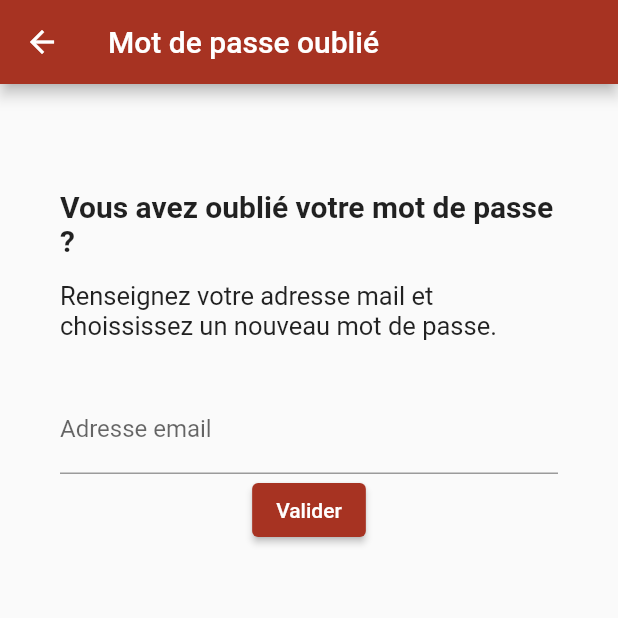
After one commit to LenaPancher/steack_a_cheval, a Flutter app: the ForgotPasswordPage screen opened directly, after a tap on "Valider", on a phone screen of 412 x 824 dp, the top half of it. The commit adds this screen. Run offline on Flutter 3.47's test engine with Material 2 defaults, Android fonts, the light colour scheme and no system bars; our stand-ins replace cloud_firestore, datetime_picker_formfield, firebase_auth, firebase_core, firebase_database, flutter_slidable and 1 more; accounts and stored records are empty; network calls fail.

Commit message:
reinitialisation mdp

```diff
--- a/lib/api/people_service.dart
+++ b/lib/api/people_service.dart
@@ -71,6 +71,19 @@ class PeopleService {
     var user = snapshot.docs[0].reference.update(people.toJson());
   }
 
+  Future updatePassword(People people) async {
+    QuerySnapshot snapshot = await _db
+        .collection('people')
+        .where("email", isEqualTo: people.email)
+        .get();
+
+    print("COUUUUUU");
+    print(snapshot.docs);
+    print(snapshot.docs.length);
+
+    var user = snapshot.docs[0].reference.update(people.toJson());
+  }
+
   Future<List<People>> getAllParticipant(List<dynamic> idList) async {
     List<People> peopleList = [];
     if(idList.isEmpty){
@@ -96,4 +109,13 @@ class PeopleService {
     }
     throw SteakException(message: 'Impossible de trouver le user :(');
   }
+
+  Future resetPassword({required String email}) async {
+    await FirebaseAuth.instance
+        .sendPasswordResetEmail(email: email)
+        .then((value) {
+          return true;
+        })
+        .catchError((e) => false);
+  }
 }
--- /dev/null
+++ b/lib/pages/forgot_password.dart
@@ -0,0 +1,100 @@
+import 'package:flutter/material.dart';
+import 'package:steack_a_cheval/api/exceptions.dart';
+import 'package:steack_a_cheval/api/people_service.dart';
+import 'package:steack_a_cheval/models/People.dart';
+
+class ForgotPasswordPage extends StatefulWidget {
+  const ForgotPasswordPage({Key? key}) : super(key: key);
+
+  @override
+  State<ForgotPasswordPage> createState() => _ForgotPasswordPageState();
+}
+
+class _ForgotPasswordPageState extends State<ForgotPasswordPage> {
+  final _formKey = GlobalKey<FormState>();
+  PeopleService peopleService = PeopleService();
+  String errorText = "";
+
+  TextEditingController emailController = TextEditingController();
+  // TextEditingController passwordController = TextEditingController();
+
+  @override
+  void initState() {
+    emailController.text = "";
+    // passwordController.text = "";
+    super.initState();
+  }
+
+  @override
+  void dispose() {
+    emailController.dispose();
+    // passwordController.dispose();
+    super.dispose();
+  }
+
+  @override
+  Widget build(BuildContext context) {
+    return Scaffold(
+        appBar: AppBar(
+          title: const Text("Mot de passe oublié"),
+        ),
+        body: SingleChildScrollView(
+          child: Padding(
+            padding: const EdgeInsets.symmetric(horizontal: 40, vertical: 70),
+            child: Form(
+              key: _formKey,
+              child: Column(
+                crossAxisAlignment: CrossAxisAlignment.center,
+                children: [
+                  const Text("Vous avez oublié votre mot de passe ?", style: TextStyle(fontSize: 20, fontWeight: FontWeight.bold),),
+                  const Padding(
+                    padding: EdgeInsets.only(top: 15),
+                    child: Text("Renseignez votre adresse mail et choississez un nouveau mot de passe.", style: TextStyle(fontSize: 17),),
+                  ),
+                  Padding(
+                    padding: const EdgeInsets.only(top: 30),
+                    child: TextFormField(
+                      keyboardType: TextInputType.text,
+                      controller: emailController,
+                      validator: (value) {
+                        if (value == null || value.isEmpty) {
+                          return 'Ce champ est obligatoire';
+                        }
+                        return null;
+                      },
+                      decoration: const InputDecoration(
+                        labelText: "Adresse email",
+                      ),
+                    ),
+                  ),
+                  // Padding(
+                  //   padding: const EdgeInsets.symmetric(vertical: 30),
+                  //   child: TextFormField(
+                  //     keyboardType: TextInputType.text,
+                  //     controller: passwordController,
+                  //     validator: (value) {
+                  //       if (value == null || value.isEmpty) {
+                  //         return 'Ce champ est obligatoire';
+                  //       }
+                  //       return null;
+                  //     },
+                  //     decoration: const InputDecoration(
+                  //       labelText: "Nouveau mot de passe",
+                  //     ),
+                  //   ),
+                  // ),
+                  ElevatedButton(
+                    onPressed: () async {
+                      await peopleService.resetPassword(email:emailController.text);
+
+                    },
+                    child: const Text("Valider"),
+                  ),
+                ],
+              ),
+            ),
+          ),
+        ),
+    );
+  }
+}
--- a/lib/pages/login.dart
+++ b/lib/pages/login.dart
@@ -3,6 +3,7 @@ import 'package:flutter/gestures.dart';
 import 'package:flutter/material.dart';
 import 'package:steack_a_cheval/api/exceptions.dart';
 import 'package:steack_a_cheval/pages/feed.dart';
+import 'package:steack_a_cheval/pages/forgot_password.dart';
 import 'package:steack_a_cheval/pages/sign_up.dart';
 
 import '../api/people_service.dart';
@@ -113,7 +114,7 @@ class _LoginPageState extends State<LoginPage> {
                         text: "Mot de passe oublié ?",
                         recognizer: TapGestureRecognizer()
                           ..onTap = () async {
-                            //on tap code here, you can navigate to other page or URL
+                            Navigator.push(context, MaterialPageRoute(builder: (context) => const ForgotPasswordPage()),);
                           },
                       )),
                     ),
```
